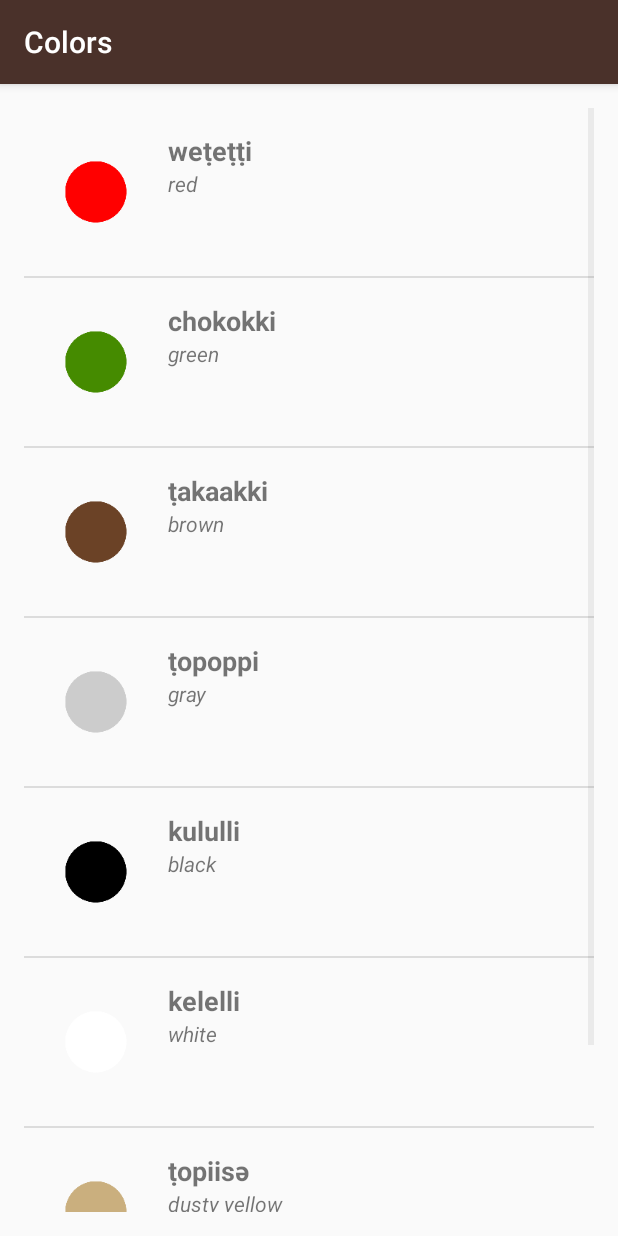
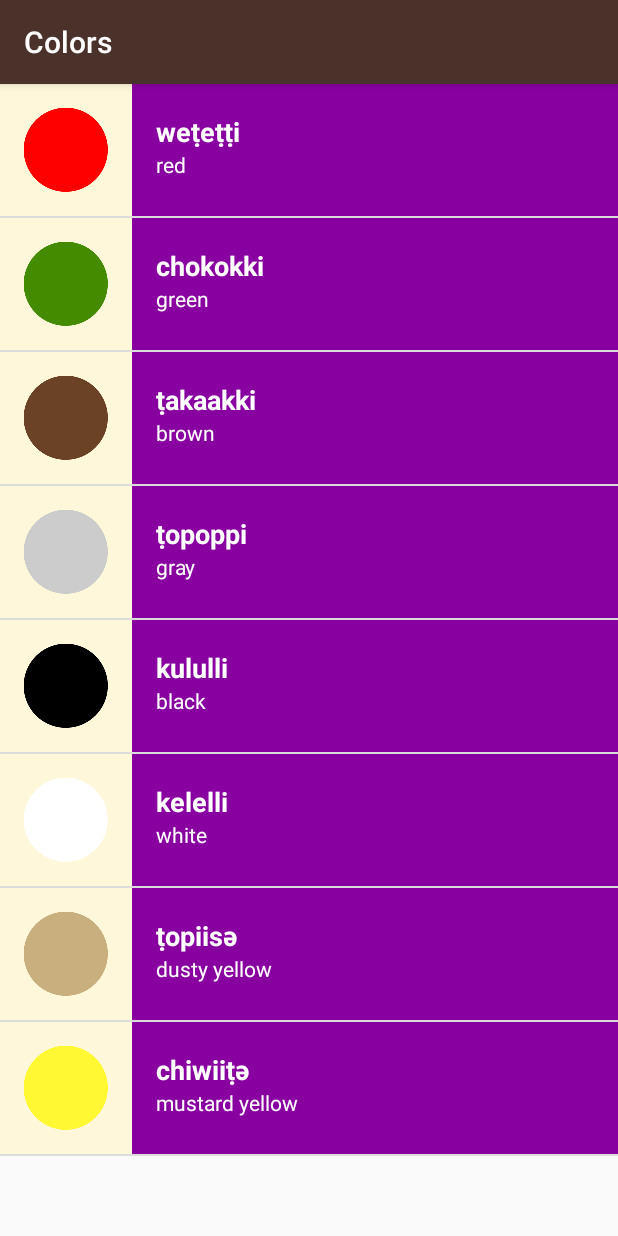
Before and after one commit to saraqp/Miwok, an Android app: the ColorActivity screen opened directly, with no data from a screen before it, on a phone screen of 412 x 824 dp. Run offline under Robolectric (Android 15) with nearby library versions, the phone set to English and light mode, and no system bars.

Commit message:
base programa miwok falta audio

```diff
--- a/app/src/main/java/quesado/prado/saramaria/miwok/ColorActivity.java
+++ b/app/src/main/java/quesado/prado/saramaria/miwok/ColorActivity.java
@@ -25,7 +25,7 @@ public class ColorActivity extends AppCompatActivity {
         colors.add(new Word("dusty yellow","ṭopiisә",R.drawable.color_dusty_yellow));
         colors.add(new Word("mustard yellow","chiwiiṭә",R.drawable.color_mustard_yellow));
 
-        adapter = new WordAdapter(this, colors);
+        adapter = new WordAdapter(this, colors,R.color.category_colors);
         ListView listView= (ListView) findViewById(R.id.ListView);
         listView.setAdapter(adapter);
     }
--- a/app/src/main/java/quesado/prado/saramaria/miwok/FamilyActivity.java
+++ b/app/src/main/java/quesado/prado/saramaria/miwok/FamilyActivity.java
@@ -28,7 +28,7 @@ public class FamilyActivity extends AppCompatActivity {
         family.add(new Word("grandmother","ama",R.drawable.family_grandmother));
         family.add(new Word("grandfather","paapa",R.drawable.family_grandfather));
 
-        adapter = new WordAdapter(this, family);
+        adapter = new WordAdapter(this, family,R.color.category_family);
 
         ListView listView= (ListView) findViewById(R.id.ListView);
         listView.setAdapter(adapter);
--- a/app/src/main/java/quesado/prado/saramaria/miwok/NumbersActivity.java
+++ b/app/src/main/java/quesado/prado/saramaria/miwok/NumbersActivity.java
@@ -33,7 +33,7 @@ public class NumbersActivity extends AppCompatActivity {
         words.add(new Word("Nine","Wo'e",R.drawable.number_nine));
         words.add(new Word("Ten","Na'aacha",R.drawable.number_ten));
 
-        adapter = new WordAdapter(this, words);
+        adapter = new WordAdapter(this, words,R.color.category_numbers);
         ListView listView= (ListView) findViewById(R.id.ListView);
         listView.setAdapter(adapter);
 
--- a/app/src/main/java/quesado/prado/saramaria/miwok/PhraseActivity.java
+++ b/app/src/main/java/quesado/prado/saramaria/miwok/PhraseActivity.java
@@ -27,7 +27,7 @@ public class PhraseActivity extends AppCompatActivity {
         phrases.add(new Word("Let’s go.","yoowutis"));
         phrases.add(new Word("Come here.","әnni'nem"));
 
-        adapter = new WordAdapter(this, phrases);
+        adapter = new WordAdapter(this, phrases,R.color.category_phrases);
         ListView listView= (ListView) findViewById(R.id.ListView);
         listView.setAdapter(adapter);
     }
--- a/app/src/main/java/quesado/prado/saramaria/miwok/Word.java
+++ b/app/src/main/java/quesado/prado/saramaria/miwok/Word.java
@@ -7,6 +7,7 @@ public class Word {
     public Word(String word_ingles,String word_miwok){
         this.word_ingles = word_ingles;
         this.word_miwok = word_miwok;
+        this.imagenResourceId=-1;
     }
     public Word(String word_ingles,String word_miwok,int imagenResourceId){
         this.word_miwok=word_miwok;
@@ -39,4 +40,7 @@ public class Word {
     public void setImagenResourceId(int imagenResourceId) {
         this.imagenResourceId = imagenResourceId;
     }
+    public boolean tieneImagen(){
+        return imagenResourceId!=-1;
+    }
 }
--- a/app/src/main/java/quesado/prado/saramaria/miwok/adapter/WordAdapter.java
+++ b/app/src/main/java/quesado/prado/saramaria/miwok/adapter/WordAdapter.java
@@ -7,9 +7,9 @@ import android.view.View;
 import android.view.ViewGroup;
 import android.widget.ArrayAdapter;
 import android.widget.ImageView;
+import android.widget.LinearLayout;
 import android.widget.TextView;
 
-import org.w3c.dom.Text;
 
 import java.util.ArrayList;
 
@@ -18,24 +18,39 @@ import quesado.prado.saramaria.miwok.Word;
 
 public class WordAdapter extends ArrayAdapter<Word> {
     ArrayList<Word> words;
-    public WordAdapter(@NonNull Context context, ArrayList<Word> words) {
+    int backgroundColor;
+    public WordAdapter(@NonNull Context context, ArrayList<Word> words,int backgroundColor) {
         super(context,0, words);
         this.words=words;
+        this.backgroundColor=backgroundColor;
     }
 
     public View getView(int position, View convertView, ViewGroup parent){
+
         View listItemView=convertView;
         if (listItemView==null){
             listItemView= LayoutInflater.from(getContext()).inflate(R.layout.item_list_layout,parent,false);
         }
+
+        LinearLayout linearLayout= (LinearLayout) listItemView.findViewById(R.id.layoutWords);
+        linearLayout.setBackgroundResource(backgroundColor);
+
+        Word word=words.get(position);
+
         TextView miwok_word= (TextView) listItemView.findViewById(R.id.miwokTextView);
-        miwok_word.setText(words.get(position).getWord_miwok());
+        miwok_word.setText(word.getWord_miwok());
 
         TextView ingles_word= (TextView) listItemView.findViewById(R.id.inglesTextView);
-        ingles_word.setText(words.get(position).getWord_ingles());
+        ingles_word.setText(word.getWord_ingles());
 
         ImageView imageView= (ImageView) listItemView.findViewById(R.id.imagen);
-        imageView.setImageResource(words.get(position).getImagenResourceId());
+
+        if (word.tieneImagen()) {
+            imageView.setImageResource(word.getImagenResourceId());
+        }else {
+            imageView.setVisibility(View.GONE);
+        }
+
         return listItemView;
     }
 }
--- a/app/src/main/res/layout/activity_color.xml
+++ b/app/src/main/res/layout/activity_color.xml
@@ -5,7 +5,6 @@
     android:layout_height="match_parent"
     tools:context="quesado.prado.saramaria.miwok.NumbersActivity"
     android:id="@+id/ListView"
-    android:padding="16dp"
     android:orientation="vertical">
 
 </ListView>
--- a/app/src/main/res/layout/activity_family.xml
+++ b/app/src/main/res/layout/activity_family.xml
@@ -5,7 +5,6 @@
     android:layout_height="match_parent"
     tools:context="quesado.prado.saramaria.miwok.NumbersActivity"
     android:id="@+id/ListView"
-    android:padding="16dp"
     android:orientation="vertical">
 
 </ListView>
--- a/app/src/main/res/layout/activity_numbers.xml
+++ b/app/src/main/res/layout/activity_numbers.xml
@@ -5,7 +5,6 @@
     android:layout_height="match_parent"
     tools:context="quesado.prado.saramaria.miwok.NumbersActivity"
     android:id="@+id/ListView"
-    android:padding="16dp"
     android:orientation="vertical">
 
 </ListView>
--- a/app/src/main/res/layout/activity_phrase.xml
+++ b/app/src/main/res/layout/activity_phrase.xml
@@ -5,7 +5,6 @@
     android:layout_height="match_parent"
     tools:context="quesado.prado.saramaria.miwok.NumbersActivity"
     android:id="@+id/ListView"
-    android:padding="16dp"
     android:orientation="vertical">
 
 </ListView>
--- a/app/src/main/res/layout/item_list_layout.xml
+++ b/app/src/main/res/layout/item_list_layout.xml
@@ -4,30 +4,38 @@
     android:layout_width="match_parent"
     android:layout_height="wrap_content"
     android:id="@+id/padre"
-    android:padding="16dp">
+    android:background="@color/tan_background">
     <ImageView
-        android:layout_width="80dp"
-        android:layout_height="80dp"
+        android:layout_width="88dp"
+        android:layout_height="88dp"
         android:layout_alignParentTop="true"
         android:layout_alignParentLeft="true"
-        android:paddingRight="16dp"
         android:id="@+id/imagen"
         android:src="@mipmap/ic_launcher"/>
+    <LinearLayout
+        android:id="@+id/layoutWords"
+        android:layout_width="match_parent"
+        android:layout_height="88dp"
+        android:orientation="vertical"
+        android:paddingLeft="16dp"
+        android:layout_toRightOf="@id/imagen">
         <TextView
             android:layout_width="match_parent"
-        android:layout_height="wrap_content"
+            android:layout_height="0dp"
+            android:layout_weight="1"
             android:id="@+id/miwokTextView"
             android:textSize="18sp"
             android:text="Lutti"
             android:textStyle="bold"
-        android:layout_toRightOf="@id/imagen"/>
+            android:textColor="@color/words_color"
+            android:gravity="bottom"/>
         <TextView
             android:layout_width="match_parent"
-        android:layout_height="wrap_content"
+            android:layout_height="0dp"
+            android:layout_weight="1"
+            android:textColor="@color/words_color"
             android:id="@+id/inglesTextView"
-        android:text="One"
-        android:textStyle="italic"
-        android:layout_toRightOf="@id/imagen"
-        android:layout_below="@id/miwokTextView"/>
+            android:text="One" />
+    </LinearLayout>
 
 </RelativeLayout>
--- a/app/src/main/res/values/colors.xml
+++ b/app/src/main/res/values/colors.xml
@@ -34,4 +34,7 @@
 
     <!-- Background color for the phrases category -->
     <color name="category_phrases">#16AFCA</color>
+
+    <color name="words_color">#FFFFFF</color>
+
 </resources>
```
Lines whose indentation alone changed are shown as unchanged.
